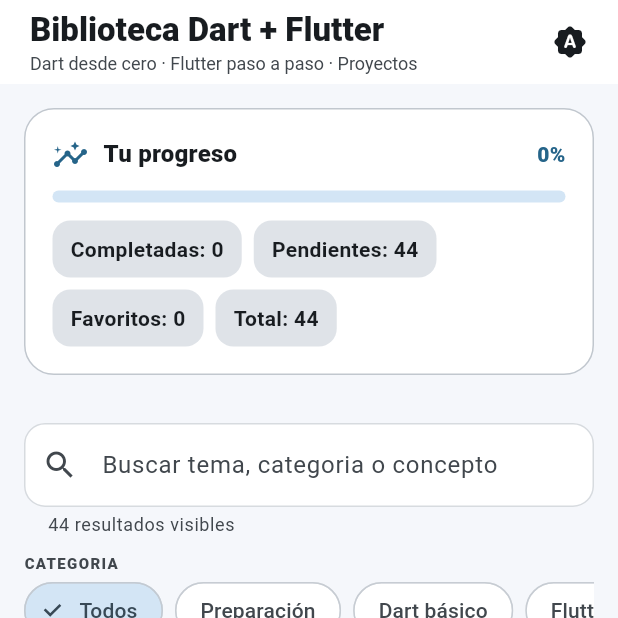
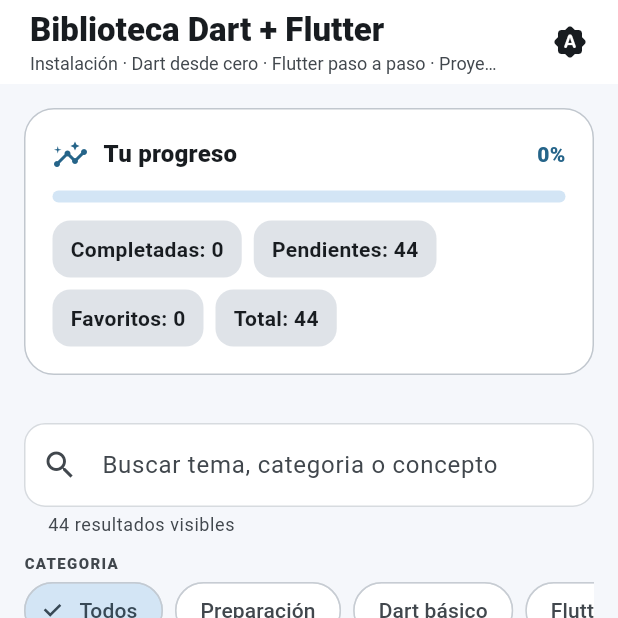
Before and after one commit to diln20/flutterBiblioteca, a Flutter app: the screen it shows after launch, on a phone screen of 412 x 824 dp, the top half of it. Run offline on Flutter 3.47's test engine with Material 3 defaults, Android fonts, the phone set to English and light mode, and no system bars; our stand-ins replace flutter_svg, shared_preferences, web; missing offline and left inert: mi_app; project files that could hold a hidden picture were left out.

Commit message:
ui: mention environment setup in course header

```diff
--- a/lib/screens/library_home_page.dart
+++ b/lib/screens/library_home_page.dart
@@ -55,7 +55,7 @@ class _LibraryHomePageState extends State<LibraryHomePage> {
                   style: TextStyle(fontWeight: FontWeight.w800),
                 ),
                 Text(
-                  'Dart desde cero · Flutter paso a paso · Proyectos',
+                  'Instalación · Dart desde cero · Flutter paso a paso · Proyectos',
                   style: TextStyle(
                     fontSize: 12,
                     color: scheme.onSurfaceVariant,
```
